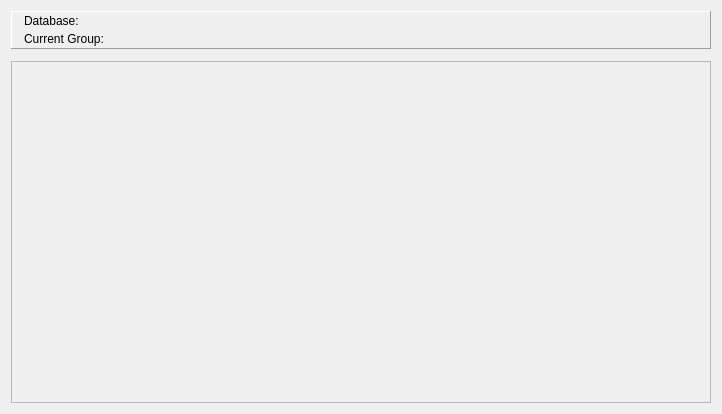
Old version of the form Forms/VocabularyWidget.ui in the repository iatanasov77/qvocabulary.
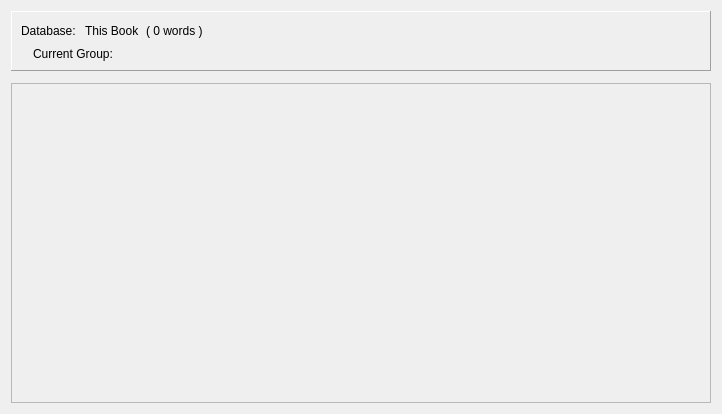
New version of the form.

Commit message: Update Vocabulary Word Counts on Insert a Word.

What changed in the file:
```diff
--- a/Forms/VocabularyWidget.ui
+++ b/Forms/VocabularyWidget.ui
@@ -40,52 +40,42 @@
         <number>1</number>
        </property>
        <layout class="QVBoxLayout" name="verticalLayout_4">
-        <property name="spacing">
-         <number>0</number>
-        </property>
-        <property name="leftMargin">
-         <number>0</number>
-        </property>
-        <property name="topMargin">
-         <number>0</number>
-        </property>
-        <property name="rightMargin">
-         <number>0</number>
-        </property>
-        <property name="bottomMargin">
-         <number>0</number>
-        </property>
         <item>
          <layout class="QHBoxLayout" name="horizontalLayout_2">
-          <property name="leftMargin">
-           <number>12</number>
-          </property>
           <item>
-           <widget class="QLabel" name="databaseLabel">
-            <property name="sizePolicy">
-             <sizepolicy hsizetype="Preferred" vsizetype="Preferred">
-              <horstretch>1</horstretch>
-              <verstretch>0</verstretch>
-             </sizepolicy>
-            </property>
+           <widget class="QLabel" name="lblDatabase">
             <property name="text">
-             <string>Database:</string>
+             <string>Database: </string>
             </property>
            </widget>
           </item>
           <item>
-           <widget class="QLabel" name="databaseName">
-            <property name="sizePolicy">
-             <sizepolicy hsizetype="Preferred" vsizetype="Preferred">
-              <horstretch>9</horstretch>
-              <verstretch>0</verstretch>
-             </sizepolicy>
+           <widget class="QLabel" name="lblDatabaseName">
+            <property name="text">
+             <string notr="true">This Book</string>
             </property>
+           </widget>
+          </item>
+          <item>
+           <widget class="QLabel" name="lblDatabaseWordsCount">
             <property name="text">
-             <string notr="true"/>
+             <string>( 0 words )</string>
             </property>
            </widget>
           </item>
+          <item>
+           <spacer name="horizontalSpacer">
+            <property name="orientation">
+             <enum>Qt::Horizontal</enum>
+            </property>
+            <property name="sizeHint" stdset="0">
+             <size>
+              <width>40</width>
+              <height>20</height>
+             </size>
+            </property>
+           </spacer>
+          </item>
          </layout>
         </item>
         <item>
```
The commit also changes 8 other files.
